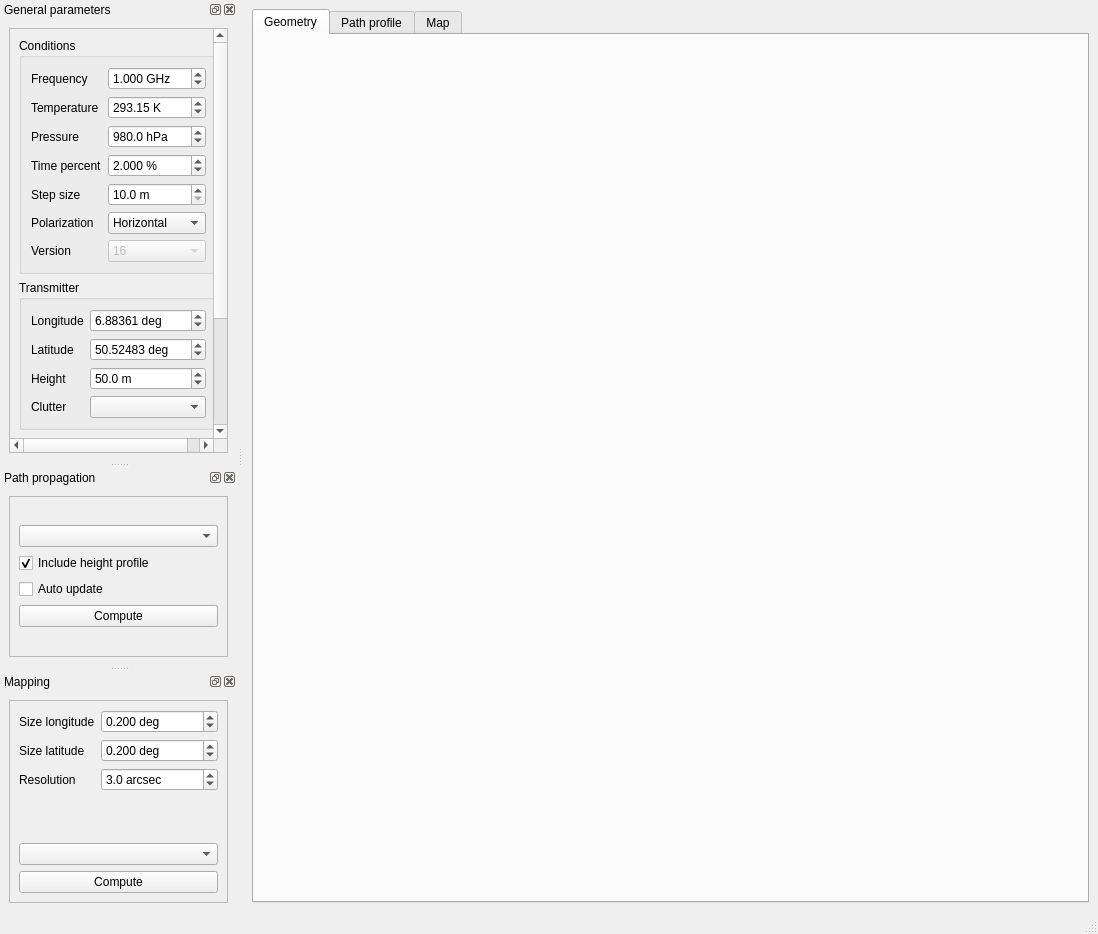
Before: the Qt Designer form pycraf/gui/resources/main_form.ui in bwinkel/pycraf, drawn with Qt 5.
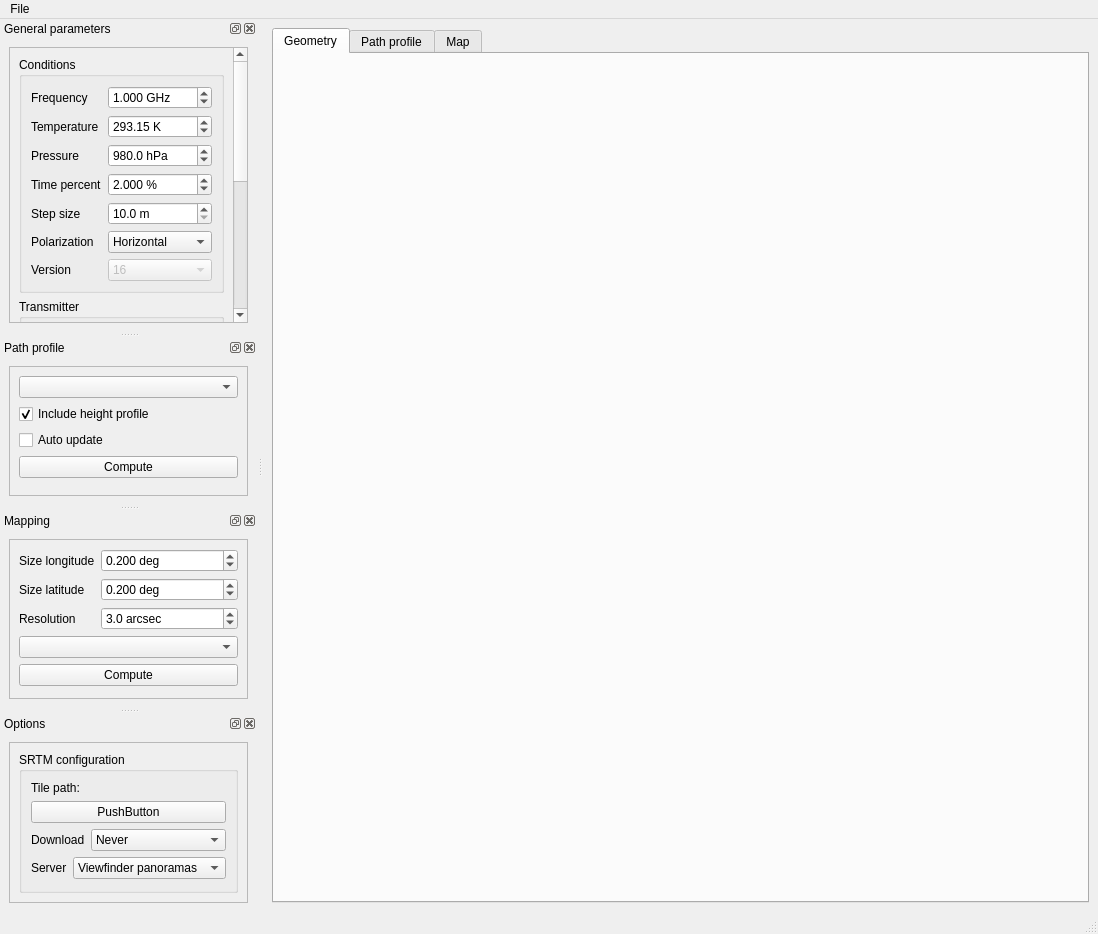
After: the same form once the commit is applied.

Commit message:
gui: handle srtm properly [ci skip]
- add a dir-chooser dialog
- allow changing the SrtmConf
- clear worker caches if necessary

```diff
--- a/pycraf/gui/resources/main_form.ui
+++ b/pycraf/gui/resources/main_form.ui
@@ -83,6 +83,13 @@
      <height>20</height>
     </rect>
    </property>
+   <widget class="QMenu" name="menuFile">
+    <property name="title">
+     <string>File</string>
+    </property>
+    <addaction name="actionQuit"/>
+   </widget>
+   <addaction name="menuFile"/>
   </widget>
   <widget class="QStatusBar" name="statusbar"/>
   <widget class="QDockWidget" name="parametersDockWidget">
@@ -103,9 +110,9 @@
         <property name="geometry">
          <rect>
           <x>0</x>
-          <y>0</y>
+          <y>-191</y>
           <width>238</width>
-          <height>536</height>
+          <height>542</height>
          </rect>
         </property>
         <layout class="QGridLayout" name="gridLayout_5">
@@ -541,7 +548,7 @@
   </widget>
   <widget class="QDockWidget" name="pathpropDockWidget">
    <property name="windowTitle">
-    <string>Path propagation</string>
+    <string>Path profile</string>
    </property>
    <attribute name="dockWidgetArea">
     <number>1</number>
@@ -557,9 +564,9 @@
         <property name="geometry">
          <rect>
           <x>0</x>
-          <y>0</y>
-          <width>238</width>
-          <height>152</height>
+          <y>-39</y>
+          <width>222</width>
+          <height>130</height>
          </rect>
         </property>
         <layout class="QGridLayout" name="gridLayout_7">
@@ -592,6 +599,19 @@
              </property>
             </widget>
            </item>
+           <item>
+            <spacer name="verticalSpacer_3">
+             <property name="orientation">
+              <enum>Qt::Vertical</enum>
+             </property>
+             <property name="sizeHint" stdset="0">
+              <size>
+               <width>20</width>
+               <height>40</height>
+              </size>
+             </property>
+            </spacer>
+           </item>
           </layout>
          </item>
         </layout>
@@ -619,9 +639,9 @@
         <property name="geometry">
          <rect>
           <x>0</x>
-          <y>0</y>
-          <width>238</width>
-          <height>187</height>
+          <y>-98</y>
+          <width>222</width>
+          <height>161</height>
          </rect>
         </property>
         <layout class="QGridLayout" name="gridLayout_12">
@@ -725,6 +745,19 @@
              </property>
             </widget>
            </item>
+           <item>
+            <spacer name="verticalSpacer_4">
+             <property name="orientation">
+              <enum>Qt::Vertical</enum>
+             </property>
+             <property name="sizeHint" stdset="0">
+              <size>
+               <width>20</width>
+               <height>40</height>
+              </size>
+             </property>
+            </spacer>
+           </item>
           </layout>
          </item>
         </layout>
@@ -734,6 +767,163 @@
     </layout>
    </widget>
   </widget>
+  <widget class="QDockWidget" name="optionsDockWidget">
+   <property name="windowTitle">
+    <string>Options</string>
+   </property>
+   <attribute name="dockWidgetArea">
+    <number>1</number>
+   </attribute>
+   <widget class="QWidget" name="dockWidgetContents_4">
+    <layout class="QGridLayout" name="gridLayout_14">
+     <item row="0" column="0">
+      <widget class="QScrollArea" name="scrollArea_4">
+       <property name="widgetResizable">
+        <bool>true</bool>
+       </property>
+       <widget class="QWidget" name="scrollAreaWidgetContents_4">
+        <property name="geometry">
+         <rect>
+          <x>0</x>
+          <y>0</y>
+          <width>238</width>
+          <height>205</height>
+         </rect>
+        </property>
+        <layout class="QGridLayout" name="gridLayout_15">
+         <item row="0" column="0">
+          <widget class="QGroupBox" name="groupBox_4">
+           <property name="title">
+            <string>SRTM configuration</string>
+           </property>
+           <layout class="QGridLayout" name="gridLayout_16">
+            <item row="0" column="0">
+             <layout class="QVBoxLayout" name="verticalLayout_5">
+              <item>
+               <widget class="QLabel" name="label_19">
+                <property name="text">
+                 <string>Tile path:</string>
+                </property>
+               </widget>
+              </item>
+              <item>
+               <widget class="QPushButton" name="srtmPathPushButton">
+                <property name="sizePolicy">
+                 <sizepolicy hsizetype="Expanding" vsizetype="Fixed">
+                  <horstretch>0</horstretch>
+                  <verstretch>0</verstretch>
+                 </sizepolicy>
+                </property>
+                <property name="text">
+                 <string>PushButton</string>
+                </property>
+               </widget>
+              </item>
+              <item>
+               <layout class="QHBoxLayout" name="horizontalLayout_2">
+                <item>
+                 <widget class="QLabel" name="label_21">
+                  <property name="text">
+                   <string>Download</string>
+                  </property>
+                 </widget>
+                </item>
+                <item>
+                 <widget class="QComboBox" name="srtmDownloadComboBox">
+                  <property name="sizePolicy">
+                   <sizepolicy hsizetype="Expanding" vsizetype="Fixed">
+                    <horstretch>0</horstretch>
+                    <verstretch>0</verstretch>
+                   </sizepolicy>
+                  </property>
+                  <item>
+                   <property name="text">
+                    <string>Never</string>
+                   </property>
+                  </item>
+                  <item>
+                   <property name="text">
+                    <string>Missing</string>
+                   </property>
+                  </item>
+                  <item>
+                   <property name="text">
+                    <string>Always</string>
+                   </property>
+                  </item>
+                 </widget>
+                </item>
+               </layout>
+              </item>
+              <item>
+               <layout class="QHBoxLayout" name="horizontalLayout">
+                <item>
+                 <widget class="QLabel" name="label_20">
+                  <property name="text">
+                   <string>Server</string>
+                  </property>
+                 </widget>
+                </item>
+                <item>
+                 <widget class="QComboBox" name="srtmServerComboBox">
+                  <property name="sizePolicy">
+                   <sizepolicy hsizetype="Expanding" vsizetype="Fixed">
+                    <horstretch>0</horstretch>
+                    <verstretch>0</verstretch>
+                   </sizepolicy>
+                  </property>
+                  <property name="currentIndex">
+                   <number>2</number>
+                  </property>
+                  <item>
+                   <property name="text">
+                    <string>NASA v1.0</string>
+                   </property>
+                  </item>
+                  <item>
+                   <property name="text">
+                    <string>NASA v2.1</string>
+                   </property>
+                  </item>
+                  <item>
+                   <property name="text">
+                    <string>Viewfinder panoramas</string>
+                   </property>
+                  </item>
+                 </widget>
+                </item>
+               </layout>
+              </item>
+              <item>
+               <spacer name="verticalSpacer">
+                <property name="orientation">
+                 <enum>Qt::Vertical</enum>
+                </property>
+                <property name="sizeHint" stdset="0">
+                 <size>
+                  <width>20</width>
+                  <height>40</height>
+                 </size>
+                </property>
+               </spacer>
+              </item>
+             </layout>
+            </item>
+           </layout>
+          </widget>
+         </item>
+        </layout>
+       </widget>
+      </widget>
+     </item>
+    </layout>
+   </widget>
+  </widget>
+  <action name="actionQuit">
+   <property name="text">
+    <string>Quit</string>
+   </property>
+  </action>
  </widget>
  <resources/>
  <connections/>
```
Left out of the diff: 35 changed lines with no effect on the pictures. The commit also changes 6 other files.
